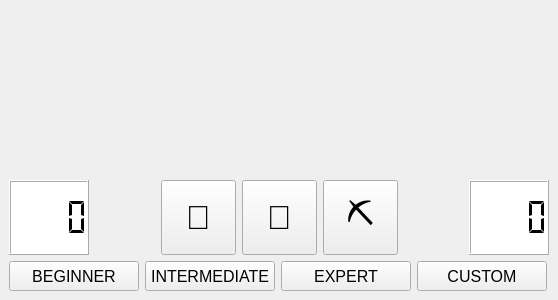
rekin5320/minesweeper, file minesweeper_ui.ui: the form before one commit.
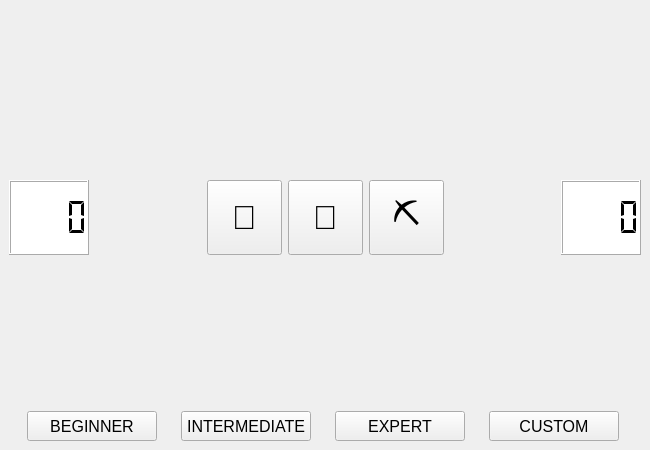
The form after the commit. Icons and pictures are not drawn.

Commit message: Better vertical layout of UI elements

```diff
--- a/minesweeper_ui.ui
+++ b/minesweeper_ui.ui
@@ -6,8 +6,8 @@
    <rect>
     <x>0</x>
     <y>0</y>
-    <width>558</width>
-    <height>300</height>
+    <width>650</width>
+    <height>450</height>
    </rect>
   </property>
   <property name="windowTitle">
@@ -25,6 +25,19 @@
    </property>
 
    <layout class="QVBoxLayout" name="verticalLayout_2">
+    <item>
+     <spacer name="verticalSpacer_4">
+      <property name="orientation">
+       <enum>Qt::Vertical</enum>
+      </property>
+      <property name="sizeHint" stdset="0">
+       <size>
+        <width>20</width>
+        <height>40</height>
+       </size>
+      </property>
+     </spacer>
+    </item>
    <item>
      <widget class="QLabel" name="label">
       <property name="pixmap">
@@ -35,6 +48,19 @@
       </property>
      </widget>
     </item>
+    <item>
+     <spacer name="verticalSpacer_3">
+      <property name="orientation">
+       <enum>Qt::Vertical</enum>
+      </property>
+      <property name="sizeHint" stdset="0">
+       <size>
+        <width>20</width>
+        <height>40</height>
+       </size>
+      </property>
+     </spacer>
+    </item>
     <item>
      <layout class="QHBoxLayout" name="horizontalLayout">
 <item>
@@ -231,6 +257,19 @@
       </item>
      </layout>
     </item>
+    <item>
+     <spacer name="verticalSpacer">
+      <property name="orientation">
+       <enum>Qt::Vertical</enum>
+      </property>
+      <property name="sizeHint" stdset="0">
+       <size>
+        <width>20</width>
+        <height>40</height>
+       </size>
+      </property>
+     </spacer>
+    </item>
     <item>
      <layout class="QHBoxLayout" name="horizontalLayout_3">
       <item>
@@ -245,6 +284,19 @@
       </item>
      </layout>
     </item>
+    <item>
+     <spacer name="verticalSpacer_2">
+      <property name="orientation">
+       <enum>Qt::Vertical</enum>
+      </property>
+      <property name="sizeHint" stdset="0">
+       <size>
+        <width>20</width>
+        <height>40</height>
+       </size>
+      </property>
+     </spacer>
+    </item>
     <item>
      <layout class="QHBoxLayout" name="buttonLayout">
       <item>
```
Left out of the diff: 30 changed lines with no effect on the pictures. Lines whose indentation alone changed are shown as unchanged. The commit also changes 1 other file.
